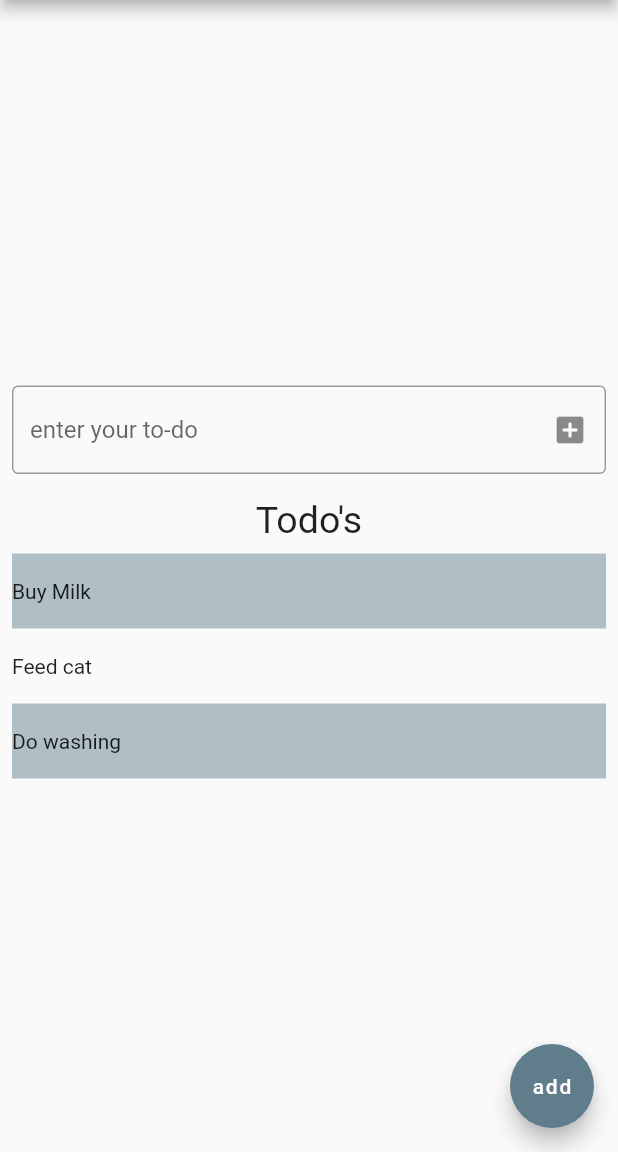
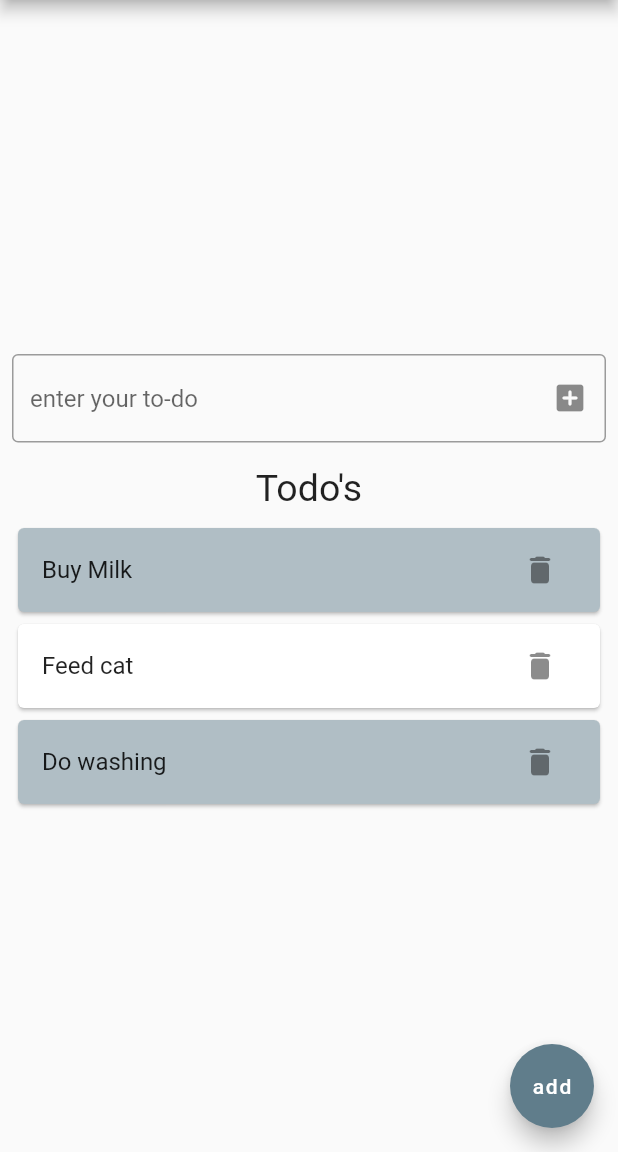
Before and after one commit to theislanglands/ToDo-App-Flutter, a Flutter app: the screen it shows after launch, on a phone screen of 412 x 824 dp, the part 84-1236 px from its top. Run offline on Flutter 3.47's test engine with Material 2 defaults, Android fonts, the phone set to English and light mode, and no system bars; missing offline and left inert: dart:html.

Commit message:
delete added

```diff
--- a/lib/main.dart
+++ b/lib/main.dart
@@ -64,6 +64,13 @@ class _HomePageState extends State<HomePage> {
     });
   }
 
+  void _deleteTodo(int index) {
+    setState(() {
+      _todos.removeAt(index);
+      print("delete fkt");
+    });
+  }
+
   @override
   Widget build(BuildContext context) {
     return Scaffold(
@@ -112,16 +119,28 @@ class _HomePageState extends State<HomePage> {
                 padding: const EdgeInsets.all(8),
                 itemCount: _todos.length,
                 itemBuilder: (BuildContext context, int index) {
-                  return Container(
-                      height: 50,
+                  return Center(
+                    child: Card(
                       color: Colors.blueGrey[200 + (index % 2)],
-                      child: Align(
-                        alignment: Alignment.centerLeft,
-                        child: Text(
+                      child: ListTile(
+                        // height: 50,
+                        //width: double.infinity,
+                        title: Text(
                           textAlign: TextAlign.left,
                           _todos[index],
                         ),
-                      ));
+                        trailing: IconButton(
+                          icon: const Icon(Icons.delete_rounded),
+                          tooltip: "delete",
+                          onPressed: () {
+                            _deleteTodo(index);
+                            print(index);
+                            todoInputField.clear();
+                          },
+                        ),
+                      ),
+                    ),
+                  );
                 }),
           ],
         ),
```
